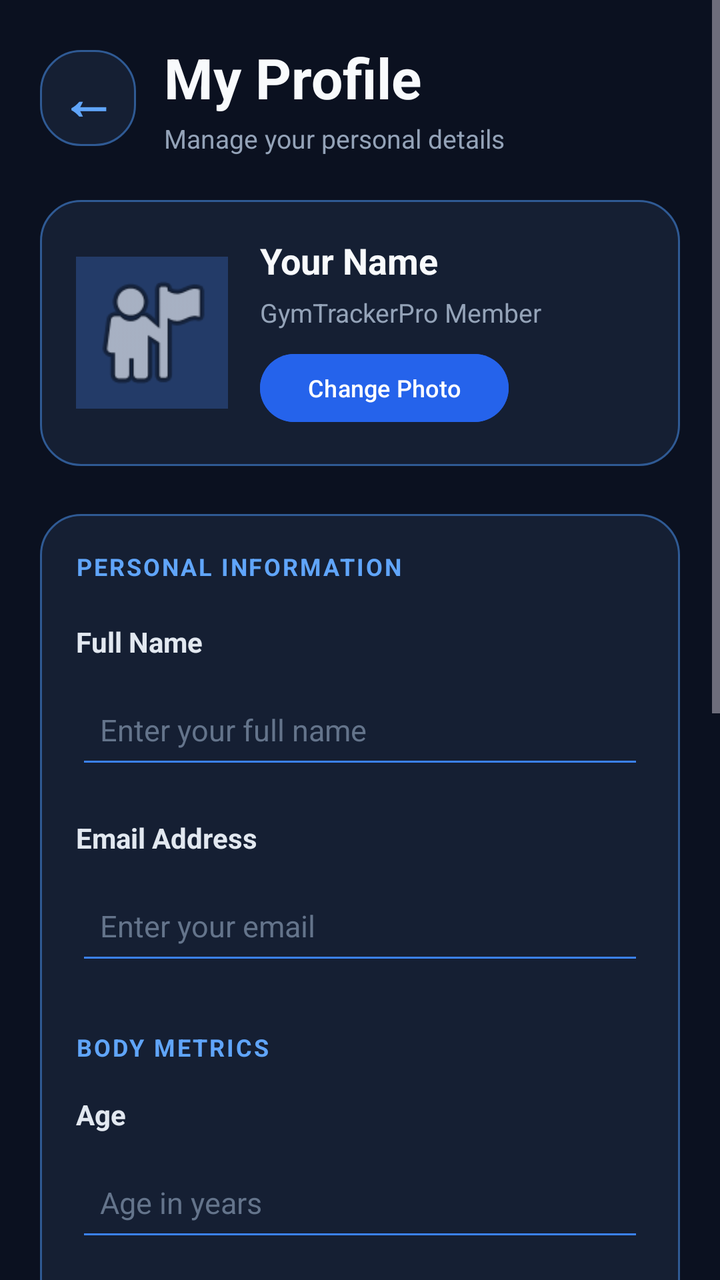
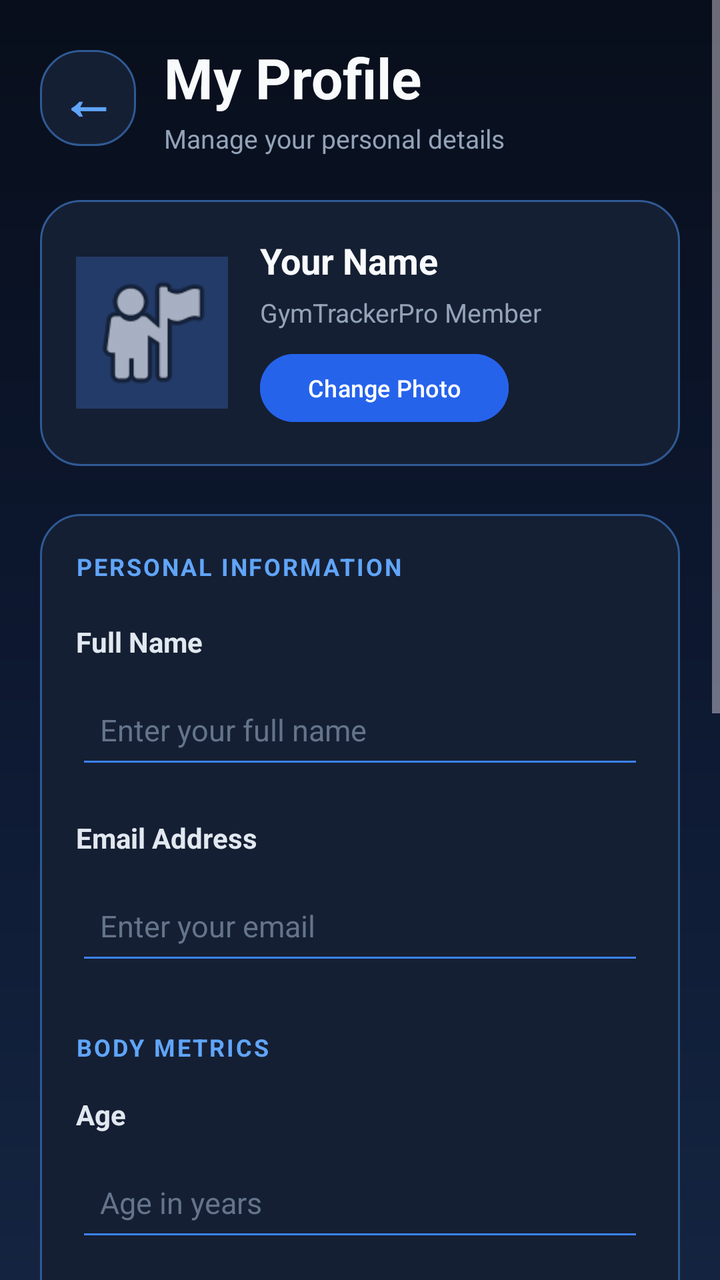

Screens rendered from an Android XML layout before and after an edit, with the pre-edit source and the edit as a unified diff.
<!-- AndroidManifest.xml: application theme Theme.GymTrackerPro -->
<!-- res/layout/activity_profile.xml -->
<?xml version="1.0" encoding="utf-8"?>
<ScrollView xmlns:android="http://schemas.android.com/apk/res/android"
    android:layout_width="match_parent"
    android:layout_height="match_parent"
    android:background="#0B1120"
    android:fillViewport="true"
    android:clipToPadding="false">

    <LinearLayout
        android:layout_width="match_parent"
        android:layout_height="wrap_content"
        android:orientation="vertical"
        android:padding="20dp">

        
        <LinearLayout
            android:layout_width="match_parent"
            android:layout_height="wrap_content"
            android:gravity="center_vertical"
            android:orientation="horizontal"
            android:layout_marginBottom="22dp">

            <TextView
                android:id="@+id/buttonBackArrow"
                android:layout_width="48dp"
                android:layout_height="48dp"
                android:background="@drawable/bg_card"
                android:clickable="true"
                android:contentDescription="Back to Dashboard"
                android:focusable="true"
                android:gravity="center"
                android:text="←"
                android:textColor="#60A5FA"
                android:textSize="28sp"
                android:textStyle="bold" />

            <LinearLayout
                android:layout_width="0dp"
                android:layout_height="wrap_content"
                android:layout_marginStart="14dp"
                android:layout_weight="1"
                android:orientation="vertical">

                <TextView
                    android:layout_width="match_parent"
                    android:layout_height="wrap_content"
                    android:text="My Profile"
                    android:textColor="#F8FAFC"
                    android:textSize="28sp"
                    android:textStyle="bold" />

                <TextView
                    android:layout_width="match_parent"
                    android:layout_height="wrap_content"
                    android:layout_marginTop="3dp"
                    android:text="Manage your personal details"
                    android:textColor="#94A3B8"
                    android:textSize="13sp" />

            </LinearLayout>
        </LinearLayout>


        
        <LinearLayout
            android:layout_width="match_parent"
            android:layout_height="wrap_content"
            android:layout_marginBottom="24dp"
            android:background="@drawable/bg_card"
            android:gravity="center_vertical"
            android:orientation="horizontal"
            android:padding="18dp">

            <ImageView
                android:id="@+id/imageProfilePicture"
                android:layout_width="76dp"
                android:layout_height="76dp"
                android:background="#233B68"
                android:contentDescription="Profile picture"
                android:padding="4dp"
                android:scaleType="centerCrop"
                android:src="@android:drawable/ic_menu_myplaces" />

            <LinearLayout
                android:layout_width="0dp"
                android:layout_height="wrap_content"
                android:layout_marginStart="16dp"
                android:layout_weight="1"
                android:orientation="vertical">

                <TextView
                    android:id="@+id/textProfileDisplayName"
                    android:layout_width="match_parent"
                    android:layout_height="wrap_content"
                    android:text="Your Name"
                    android:textColor="#F8FAFC"
                    android:textSize="18sp"
                    android:textStyle="bold" />

                <TextView
                    android:layout_width="match_parent"
                    android:layout_height="wrap_content"
                    android:layout_marginTop="5dp"
                    android:text="GymTrackerPro Member"
                    android:textColor="#94A3B8"
                    android:textSize="13sp" />

                <Button
                    android:id="@+id/buttonChangeProfilePicture"
                    android:layout_width="wrap_content"
                    android:layout_height="42dp"
                    android:layout_marginTop="8dp"
                    android:backgroundTint="#2563EB"
                    android:text="Change Photo"
                    android:textAllCaps="false"
                    android:textColor="#FFFFFF"
                    android:textSize="12sp" />

            </LinearLayout>
        </LinearLayout>


        
        <LinearLayout
            android:layout_width="match_parent"
            android:layout_height="wrap_content"
            android:background="@drawable/bg_card"
            android:orientation="vertical"
            android:padding="18dp">

            <TextView
                android:layout_width="match_parent"
                android:layout_height="wrap_content"
                android:layout_marginBottom="20dp"
                android:text="PERSONAL INFORMATION"
                android:textColor="#60A5FA"
                android:textSize="12sp"
                android:textStyle="bold"
                android:letterSpacing="0.08" />

            
            <TextView
                android:layout_width="match_parent"
                android:layout_height="wrap_content"
                android:text="Full Name"
                android:textColor="#E2E8F0"
                android:textSize="14sp"
                android:textStyle="bold" />

            <EditText
                android:id="@+id/editName"
                android:layout_width="match_parent"
                android:layout_height="52dp"
                android:layout_marginTop="7dp"
                android:backgroundTint="#3B82F6"
                android:hint="Enter your full name"
                android:inputType="textPersonName"
                android:paddingHorizontal="12dp"
                android:textColor="#F8FAFC"
                android:textColorHint="#64748B"
                android:textSize="15sp" />

            
            <TextView
                android:layout_width="match_parent"
                android:layout_height="wrap_content"
                android:layout_marginTop="20dp"
                android:text="Email Address"
                android:textColor="#E2E8F0"
                android:textSize="14sp"
                android:textStyle="bold" />

            <EditText
                android:id="@+id/editEmail"
                android:layout_width="match_parent"
                android:layout_height="52dp"
                android:layout_marginTop="7dp"
                android:backgroundTint="#3B82F6"
                android:hint="Enter your email"
                android:inputType="textEmailAddress"
                android:paddingHorizontal="12dp"
                android:textColor="#F8FAFC"
                android:textColorHint="#64748B"
                android:textSize="15sp" />

            
            <TextView
                android:layout_width="match_parent"
                android:layout_height="wrap_content"
                android:layout_marginTop="28dp"
                android:layout_marginBottom="16dp"
                android:text="BODY METRICS"
                android:textColor="#60A5FA"
                android:textSize="12sp"
                android:textStyle="bold"
                android:letterSpacing="0.08" />

            
            <TextView
                android:layout_width="match_parent"
                android:layout_height="wrap_content"
                android:text="Age"
                android:textColor="#E2E8F0"
                android:textSize="14sp"
                android:textStyle="bold" />

            <EditText
                android:id="@+id/editAge"
                android:layout_width="match_parent"
                android:layout_height="52dp"
                android:layout_marginTop="7dp"
                android:backgroundTint="#3B82F6"
                android:hint="Age in years"
                android:inputType="number"
                android:paddingHorizontal="12dp"
                android:textColor="#F8FAFC"
                android:textColorHint="#64748B"
                android:textSize="15sp" />

            
            <TextView
                android:layout_width="match_parent"
                android:layout_height="wrap_content"
                android:layout_marginTop="20dp"
                android:text="Height (cm)"
                android:textColor="#E2E8F0"
                android:textSize="14sp"
                android:textStyle="bold" />

            <EditText
                android:id="@+id/editHeight"
                android:layout_width="match_parent"
                android:layout_height="52dp"
                android:layout_marginTop="7dp"
                android:backgroundTint="#3B82F6"
                android:hint="Height in centimetres"
                android:inputType="numberDecimal"
                android:paddingHorizontal="12dp"
                android:textColor="#F8FAFC"
                android:textColorHint="#64748B"
                android:textSize="15sp" />

            
            <TextView
                android:layout_width="match_parent"
                android:layout_height="wrap_content"
                android:layout_marginTop="20dp"
                android:text="Weight (kg)"
                android:textColor="#E2E8F0"
                android:textSize="14sp"
                android:textStyle="bold" />

            <EditText
                android:id="@+id/editWeight"
                android:layout_width="match_parent"
                android:layout_height="52dp"
                android:layout_marginTop="7dp"
                android:backgroundTint="#3B82F6"
                android:hint="Weight in kilograms"
                android:inputType="numberDecimal"
                android:paddingHorizontal="12dp"
                android:textColor="#F8FAFC"
                android:textColorHint="#64748B"
                android:textSize="15sp" />

            
            <TextView
                android:layout_width="match_parent"
                android:layout_height="wrap_content"
                android:layout_marginTop="28dp"
                android:layout_marginBottom="16dp"
                android:text="FITNESS OBJECTIVE"
                android:textColor="#60A5FA"
                android:textSize="12sp"
                android:textStyle="bold"
                android:letterSpacing="0.08" />

            <TextView
                android:layout_width="match_parent"
                android:layout_height="wrap_content"
                android:text="Fitness Goal"
                android:textColor="#E2E8F0"
                android:textSize="14sp"
                android:textStyle="bold" />

            <EditText
                android:id="@+id/editFitnessGoal"
                android:layout_width="match_parent"
                android:layout_height="52dp"
                android:layout_marginTop="7dp"
                android:backgroundTint="#3B82F6"
                android:hint="e.g. Build muscle"
                android:inputType="textCapSentences"
                android:paddingHorizontal="12dp"
                android:textColor="#F8FAFC"
                android:textColorHint="#64748B"
                android:textSize="15sp" />

            
            <Button
                android:id="@+id/buttonSaveProfile"
                android:layout_width="match_parent"
                android:layout_height="56dp"
                android:layout_marginTop="30dp"
                android:backgroundTint="#2563EB"
                android:text="Save Profile"
                android:textColor="#FFFFFF"
                android:textSize="16sp"
                android:textStyle="bold" />

        </LinearLayout>

        <TextView
            android:layout_width="match_parent"
            android:layout_height="wrap_content"
            android:layout_marginTop="22dp"
            android:layout_marginBottom="12dp"
            android:gravity="center"
            android:padding="8dp"
            android:text="YOUR FITNESS JOURNEY. YOUR PROGRESS."
            android:textColor="#64748B"
            android:textSize="11sp"
            android:letterSpacing="0.06" />

    </LinearLayout>
</ScrollView>
<!-- resources referenced by this layout -->
<resources>
  <!-- drawable bg_card (drawable) -->
  <?xml version="1.0" encoding="utf-8"?>
  <shape xmlns:android="http://schemas.android.com/apk/res/android" android:shape="rectangle">
      <solid android:color="@color/gt_surface" />
      <corners android:radius="20dp" />
      <stroke android:width="1dp" android:color="@color/gt_stroke" />
  </shape>
  <style name="Theme.GymTrackerPro" parent="Base.Theme.GymTrackerPro" />
  <color name="gt_surface">#151F33</color>
  <color name="gt_stroke">#2F5A94</color>
  <style name="Base.Theme.GymTrackerPro" parent="Theme.Material3.Dark.NoActionBar">
          <item name="colorPrimary">@color/gt_blue</item>
          <item name="colorSurface">@color/gt_surface</item>
          <item name="android:windowBackground">@color/gt_background</item>
  
          
          <item name="android:statusBarColor">@color/gt_background</item>
          <item name="android:navigationBarColor">@color/gt_background</item>
          <item name="android:windowLightStatusBar">false</item>
      </style>
  <color name="gt_blue">#60A5FA</color>
  <color name="gt_background">#0B1120</color>
</resources>

<!-- the commit's change to res/layout/activity_profile.xml (unified diff, before → after) -->
@@ -2,7 +2,7 @@
 <ScrollView xmlns:android="http://schemas.android.com/apk/res/android"
     android:layout_width="match_parent"
     android:layout_height="match_parent"
-    android:background="#0B1120"
+    android:background="@drawable/bg_midnight_gradient"
     android:fillViewport="true"
     android:clipToPadding="false">
 
<!-- resource entries referenced after the edit -->
@@ -6,6 +6,19 @@
       <solid android:color="@color/gt_surface" />
       <corners android:radius="20dp" />
       <stroke android:width="1dp" android:color="@color/gt_stroke" />
+  </shape>
+  <!-- drawable bg_midnight_gradient (drawable) -->
+  <?xml version="1.0" encoding="utf-8"?>
+  <shape xmlns:android="http://schemas.android.com/apk/res/android"
+      android:shape="rectangle">
+  
+      <gradient
+          android:angle="270"
+          android:startColor="#080E1B"
+          android:centerColor="#0D1830"
+          android:endColor="#142440"
+          android:type="linear" />
+  
   </shape>
   <style name="Theme.GymTrackerPro" parent="Base.Theme.GymTrackerPro" />
   <color name="gt_surface">#151F33</color>
